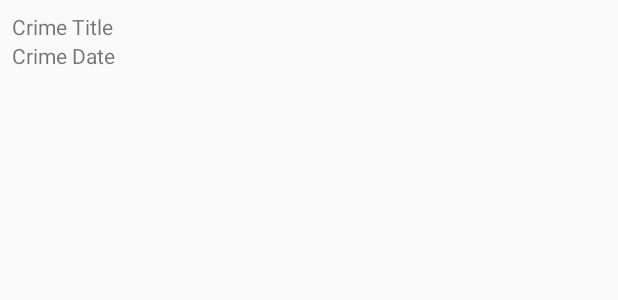
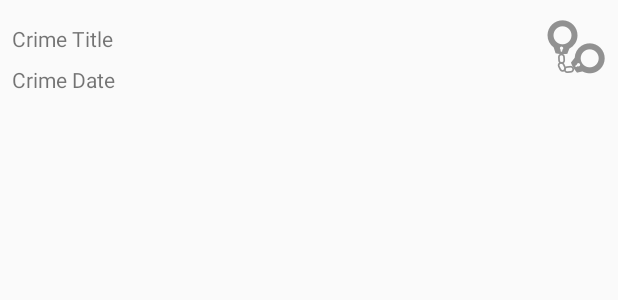
Before and after one commit to Gillz17/CriminalIntent, an Android app: the layout list_item_crime.xml on its own in the app's theme, with its tools: preview values and no code run, on a phone screen of 412 x 824 dp. Shown: the top 300 px of the screen. Run offline under Robolectric (Android 15) with nearby library versions, the phone set to English and light mode, and no system bars.

Commit message:
End of Chp. 9

```diff
--- a/app/src/main/java/com/learning/android/criminalintent/CrimeListFragment.java
+++ b/app/src/main/java/com/learning/android/criminalintent/CrimeListFragment.java
@@ -7,6 +7,7 @@ import android.support.v7.widget.RecyclerView;
 import android.view.LayoutInflater;
 import android.view.View;
 import android.view.ViewGroup;
+import android.widget.ImageView;
 import android.widget.TextView;
 
 import java.util.List;
@@ -23,6 +24,7 @@ public class CrimeListFragment extends Fragment {
 
         private TextView mTitleTextView;
         private TextView mDateTextView;
+        private ImageView mSolvedImageView;
         private Crime mCrime;
 
         public CrimeHolder(LayoutInflater inflater, ViewGroup parent){
@@ -30,12 +32,14 @@ public class CrimeListFragment extends Fragment {
 
             mTitleTextView = (TextView) itemView.findViewById(R.id.crime_title);
             mDateTextView = (TextView) itemView.findViewById(R.id.crime_date);
+            mSolvedImageView = (ImageView) itemView.findViewById(R.id.crime_solved);
         }
 
         public void bind(Crime crime){
             mCrime = crime;
             mTitleTextView.setText(mCrime.getTitle());
             mDateTextView.setText(mCrime.getDate().toString());
+            mSolvedImageView.setVisibility(crime.isSolved() ? View.VISIBLE : View.GONE);
         }
     }
 
--- a/app/src/main/res/layout/list_item_crime.xml
+++ b/app/src/main/res/layout/list_item_crime.xml
@@ -1,19 +1,50 @@
-<LinearLayout xmlns:android="http://schemas.android.com/apk/res/android"
-    android:layout_width="wrap_content"
+<android.support.constraint.ConstraintLayout xmlns:android="http://schemas.android.com/apk/res/android"
+    xmlns:app="http://schemas.android.com/apk/res-auto"
+    xmlns:tools="http://schemas.android.com/tools"
+    android:layout_width="match_parent"
     android:layout_height="wrap_content"
     android:orientation="vertical"
-    android:padding="8dp">
+    tools:layout_editor_absoluteX="0dp"
+    tools:layout_editor_absoluteY="81dp">
 
     <TextView
         android:id="@+id/crime_title"
-        android:layout_width="match_parent"
+        android:layout_width="0dp"
         android:layout_height="wrap_content"
-        android:text='Crime Title'/>
+        android:text='Crime Title'
+        app:layout_constraintTop_toTopOf="parent"
+        android:layout_marginTop="16dp"
+        app:layout_constraintRight_toLeftOf="@+id/crime_solved"
+        android:layout_marginRight="8dp"
+        android:layout_marginLeft="8dp"
+        app:layout_constraintLeft_toLeftOf="parent"
+        app:layout_constraintHorizontal_bias="0.0" />
 
     <TextView
         android:id="@+id/crime_date"
-        android:layout_width="match_parent"
+        android:layout_width="0dp"
         android:layout_height="wrap_content"
-        android:text="Crime Date"/>
+        android:layout_marginEnd="8dp"
+        android:layout_marginLeft="16dp"
+        android:layout_marginRight="8dp"
+        android:layout_marginStart="8dp"
+        android:layout_marginTop="8dp"
+        android:text="Crime Date"
+        app:layout_constraintLeft_toLeftOf="parent"
+        app:layout_constraintRight_toLeftOf="@+id/crime_solved"
+        app:layout_constraintTop_toBottomOf="@+id/crime_title"
+        app:layout_constraintHorizontal_bias="0.0" />
 
-</LinearLayout>
+    <ImageView
+        android:id="@+id/crime_solved"
+        android:layout_width="wrap_content"
+        android:layout_height="wrap_content"
+        android:layout_marginBottom="8dp"
+        android:layout_marginRight="8dp"
+        android:layout_marginTop="8dp"
+        app:layout_constraintBottom_toBottomOf="parent"
+        app:layout_constraintRight_toRightOf="parent"
+        app:layout_constraintTop_toTopOf="parent"
+        app:srcCompat="@mipmap/ic_solved" />
+
+</android.support.constraint.ConstraintLayout>
```
Also changed, not shown: app/src/main/res/mipmap-hdpi/ic_solved.png (added), app/src/main/res/mipmap-mdpi/ic_solved.png (added), app/src/main/res/mipmap-xhdpi/ic_solved.png (added), app/src/main/res/mipmap-xxhdpi/ic_solved.png (added), app/src/main/res/mipmap-xxxhdpi/ic_solved.png (added).
